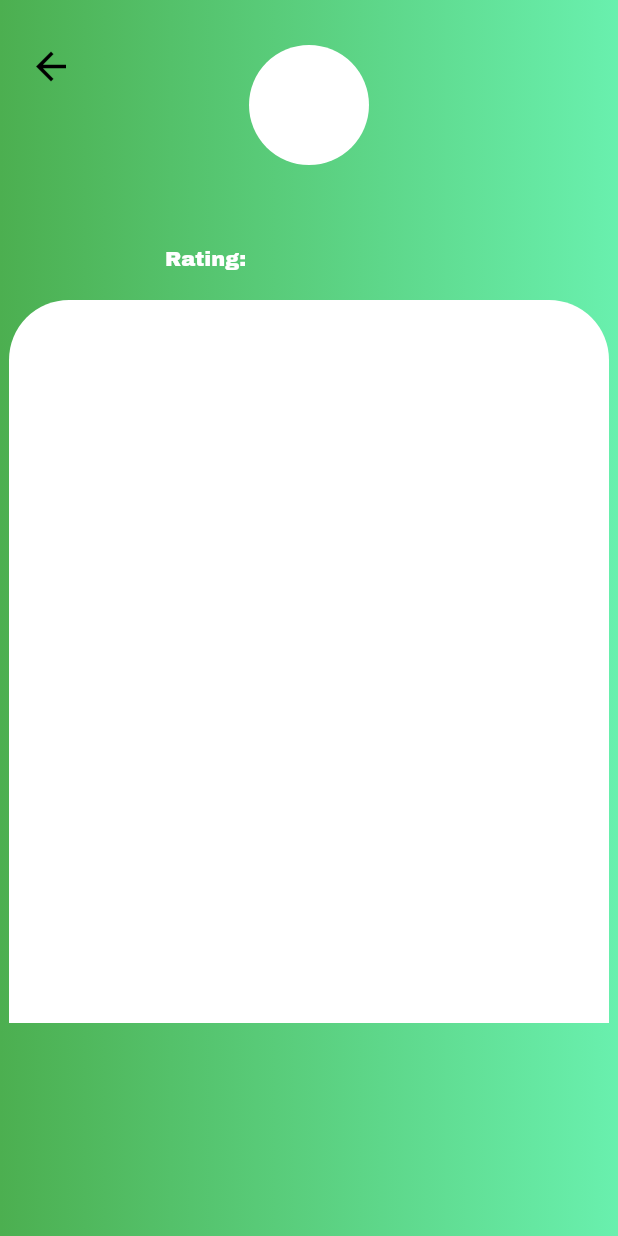
After one commit to KaylaBailey8154/BloomApp, a Flutter app: the SupplierDetails screen opened directly, on a phone screen of 412 x 824 dp. The commit adds this screen. Run offline on Flutter 3.47's test engine with Material 2 defaults, Android fonts, the phone set to English and light mode, and no system bars; our stand-ins replace cloud_firestore, firebase_auth, firebase_storage, flutter_colorpicker, flutter_spinkit, image_cropper and 1 more; missing offline and left inert: flappy_search_bar; accounts and stored records are empty.

Commit message:
created a blank supplier details page for the buyer to view. Extracting suppliers details from company name in stock needs work

```diff
--- /dev/null
+++ b/lib/screens/buyer/supplier_details.dart
@@ -0,0 +1,128 @@
+import 'package:bloomflutterapp/screens/buyer/product_details.dart';
+import 'package:bloomflutterapp/screens/stock/flowertypestock_list.dart';
+import 'package:bloomflutterapp/services/auth.dart';
+import 'package:flappy_search_bar/flappy_search_bar.dart';
+import 'package:flappy_search_bar/search_bar_style.dart';
+import 'package:flutter/material.dart';
+import '../../models/supplier.dart';
+import '../supplier/update_supplierdetails.dart';
+
+class SupplierDetails extends StatelessWidget { //TODO: extract supplier details from company name in stock
+  final Supplier supplier;
+  SupplierDetails({this.supplier});
+
+  @override
+  Widget build(BuildContext context) {
+
+    //String url = supplier.url;
+    //String companyName = supplier.companyName;
+
+    return Container(
+      decoration: BoxDecoration(
+          gradient: LinearGradient(
+              colors: [Colors.green, Colors.greenAccent]
+          )
+      ),
+      child: Scaffold(
+        resizeToAvoidBottomInset: false,
+        backgroundColor: Colors.transparent,
+        body: Column(
+          children: <Widget>[
+            Stack(
+              children: <Widget>[
+                Padding(
+                  padding: const EdgeInsets.fromLTRB(10, 20, 300,0),
+                  child: IconButton(
+                    icon: Icon(Icons.arrow_back),
+                    onPressed: () {
+                      Navigator.pop(context);
+                    },
+                    color: Colors.black,
+                    iconSize: 30,
+                  ),
+                ),
+                Padding(
+                  padding: const EdgeInsets.only(top:30),
+                  child: Center(
+                    child: CircleAvatar(
+                      radius: 40,
+                      backgroundColor: Colors.white,
+                      child: ClipOval(
+                        /*child: SizedBox(
+                            width: 80,
+                            height: 80,
+
+                            child: '$url' != null ? Image.network(
+                              '$url',
+                              fit: BoxFit.fill,
+                            )
+                                : Image.asset('assets/profile.png',)
+                        ),*/
+                      ),
+                    ),
+                  ),
+                ),
+                Center(
+                  child: Padding(
+                    padding: const EdgeInsets.fromLTRB(0, 40,0,0),
+                    /*child: Text(
+                      companyName ,
+                      style: TextStyle(
+                        color: Colors.white,
+                        fontFamily: 'Archivo',
+                        //fontWeight: FontWeight.bold,
+                        fontSize: 20,
+                      ),
+                    ),*/
+                  ),
+                ),
+                Row(
+                  children: <Widget>[
+                    Padding(
+                      padding: EdgeInsets.fromLTRB(110, 165, 20, 20),
+                      child: Text(
+                        'Rating:',
+
+
+
+                        style: TextStyle(
+                          color: Colors.white,
+                          fontFamily: 'Archivo',
+                          fontSize: 14,
+                        ),
+                      ),
+                    ),
+
+                  ],
+                ),
+              ],
+            ),
+
+
+            Container(
+                height: 482,
+                width: 400,
+                decoration: BoxDecoration(
+                  borderRadius: BorderRadius.vertical(
+                    top: Radius.circular(40),
+                  ),
+                  color: Colors.white,
+                ),
+                child: SingleChildScrollView(
+                  child: Column(
+                      children: <Widget>[
+                        Padding(
+                          padding: EdgeInsets.all(10),
+                          child: Container(
+                              height: 550,
+                              width: 400,
+                              //child: FlowerTypeStockList()),
+                        ),
+
+                      )]),
+                ))],
+        ),
+      ),
+    );
+  }
+}
--- a/lib/screens/stock/stock_tile.dart
+++ b/lib/screens/stock/stock_tile.dart
@@ -1,6 +1,7 @@
 import 'package:bloomflutterapp/models/stock.dart';
 import 'package:bloomflutterapp/models/user.dart';
 import 'package:bloomflutterapp/screens/buyer/product_details.dart';
+import 'package:bloomflutterapp/screens/buyer/supplier_details.dart';
 import 'package:flutter/material.dart';
 import 'package:provider/provider.dart';
 
@@ -61,13 +62,33 @@ class StockTile extends StatelessWidget {
                   mainAxisAlignment: MainAxisAlignment.center,
                   crossAxisAlignment: CrossAxisAlignment.start,
                   children: [
+                    Row(
+                      children: [
                         Text(
-                      'Supplier: $companyName',
+                          'Supplier: ',
                           style: TextStyle(
                             color: Colors.black,
                             fontWeight: FontWeight.bold,
                             fontSize: 15,
                           ),
+                        ),
+                        GestureDetector(
+                          onTap: (){
+                            Navigator.push(
+                                context,
+                                MaterialPageRoute(builder: (context) => SupplierDetails()));
+                          },
+                          child: Text(
+                            '$companyName',
+                            style: TextStyle(
+                              color: Colors.black,
+                              fontWeight: FontWeight.bold,
+                              decoration: TextDecoration.underline,
+                              fontSize: 15,
+                          ),
+                        )
+                        ),
+                        ],
                     ),
                     Text(
                       'Number of stems: $flowerQuantity',
```
Lines whose indentation alone changed are shown as unchanged.
